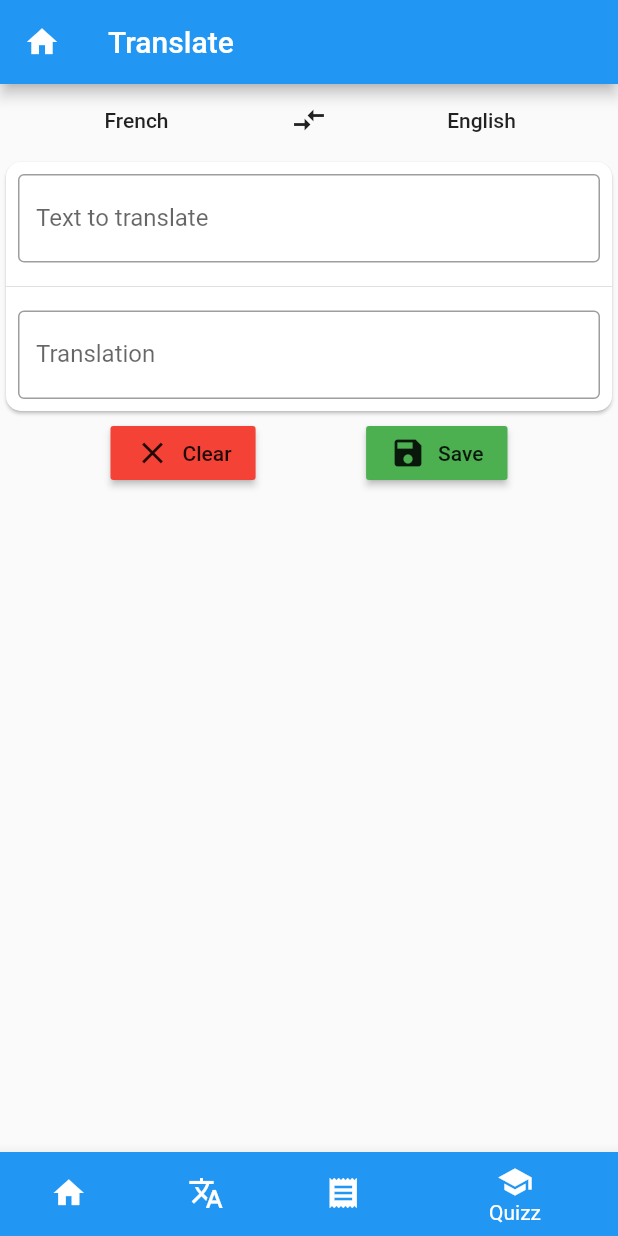
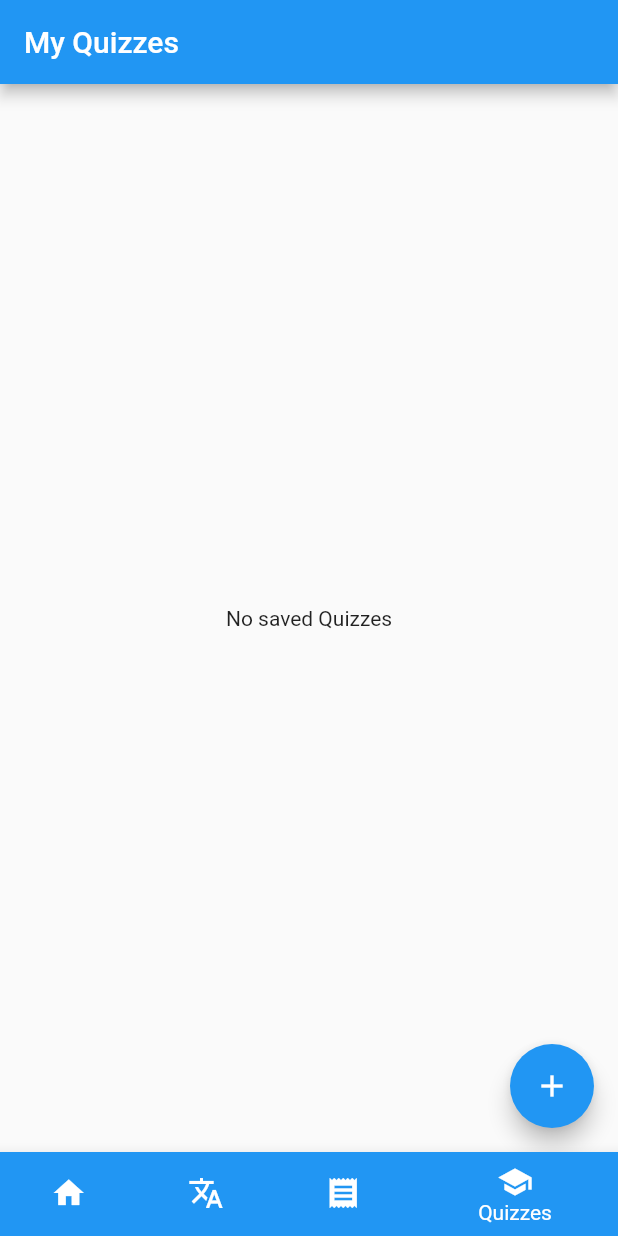
Before and after one commit to aroussie-zz/Translator, a Flutter app: the screen it shows after launch, item 4 of the bottom bar chosen, on a phone screen of 412 x 824 dp. Run offline on Flutter 3.47's test engine with Material 2 defaults, Android fonts, the phone set to English and light mode, and no system bars; our stand-ins replace shared_preferences, sqflite; missing offline and left inert: translator; accounts and stored records are empty.

Commit message:
Quizz Page: UI  (#15)
* removed FAB within HomeListPage

* First UI of the quiz question

* Cards transition is working

```diff
--- /dev/null
+++ b/lib/models/Quiz.dart
@@ -0,0 +1,46 @@
+class Quiz {
+
+  String title;
+  List<QuizQuestion> questions = [];
+
+  Quiz({this.title, this.questions});
+  Quiz.initiate({this.title});
+
+  Quiz.dummy(){
+    title = "Dummy Quiz";
+    for (int i = 0; i < 5; i++){
+      questions.add(QuizQuestion(
+          question: "Question $i",
+          answers: [
+            QuizAnswer(answer: "First answer", isRightAnswer: false),
+            QuizAnswer(answer: "second answer", isRightAnswer: false),
+            QuizAnswer(answer: "third answer", isRightAnswer: true),
+            QuizAnswer(answer: "fourth answer", isRightAnswer: false)
+          ]
+      ));
+    }
+  }
+}
+
+
+
+
+class QuizQuestion {
+
+  String question;
+  List<QuizAnswer> answers = [];
+
+  QuizQuestion({this.question, this.answers});
+
+
+}
+
+class QuizAnswer {
+
+  String answer;
+  bool isRightAnswer;
+
+  QuizAnswer({this.answer, this.isRightAnswer});
+
+
+}
--- a/lib/screens/HomePage.dart
+++ b/lib/screens/HomePage.dart
@@ -3,6 +3,7 @@ import 'package:myTranslator/screens/TranslationListPage.dart';
 import 'package:myTranslator/utilities/TabDestination.dart';
 
 import 'NotesListPage.dart';
+import 'QuizListPage.dart';
 import 'TranslatePage.dart';
 
 class HomePage extends StatefulWidget {
@@ -39,16 +40,16 @@ class _HomeState extends State<HomePage>{
         screen: TranslatePage()),
     TabDestination(
         position: 2,
-        title: 'Notes',
+        title: 'Verbs',
         icon: Icons.receipt,
         color: Colors.blue,
         screen: NotesListPage()),
     TabDestination(
         position: 3,
-        title: 'Quizz',
+        title: 'Quizzes',
         icon: Icons.school,
         color: Colors.blue,
-        screen: TranslatePage())
+        screen: QuizListPage())
   ];
 
   @override
--- a/lib/screens/NotesListPage.dart
+++ b/lib/screens/NotesListPage.dart
@@ -19,7 +19,7 @@ class _NotesListState extends State<NotesListPage> {
   var _verbTextStyle = TextStyle(fontSize: 16, fontWeight: FontWeight.normal);
   List<Verb> _verbs = [];
 
-  var _VerbPageKey = GlobalKey();
+  var _verbPageKey = GlobalKey();
 
   @override
   Widget build(BuildContext context) {
@@ -146,7 +146,7 @@ class _NotesListState extends State<NotesListPage> {
 
   void _onAddButtonClicked(BuildContext context) {
     Navigator.of(context).push(MaterialPageRoute(
-        builder: (BuildContext context) => VerbPage(_VerbPageKey)));
+        builder: (BuildContext context) => VerbPage(_verbPageKey)));
   }
 
   void _onDeleteClicked(BuildContext context, Verb verb) async {
@@ -171,7 +171,7 @@ class _NotesListState extends State<NotesListPage> {
 
   void _onEditIconClicked(BuildContext context, Verb verb) {
     Navigator.of(context).push(MaterialPageRoute(
-        builder: (BuildContext context) => VerbPage(_VerbPageKey, verb)));
+        builder: (BuildContext context) => VerbPage(_verbPageKey, verb)));
   }
 
   void _showDialog(BuildContext mainContext, Verb verb) {
--- /dev/null
+++ b/lib/screens/QuizListPage.dart
@@ -0,0 +1,36 @@
+import 'package:flutter/material.dart';
+import 'package:flutter/widgets.dart';
+import 'package:myTranslator/models/Quiz.dart';
+
+import 'QuizPage.dart';
+
+class QuizListPage extends StatefulWidget {
+  @override
+  _QuizListState createState() {
+    return _QuizListState();
+  }
+}
+
+class _QuizListState extends State<QuizListPage> {
+
+  var _quiz = Quiz.dummy();
+  final GlobalKey _key = GlobalKey();
+
+  @override
+  Widget build(BuildContext context) {
+    return Scaffold(
+      appBar: AppBar(title: Text("My Quizzes")),
+      body: SafeArea(
+          child: Center(
+        child: Text("No saved Quizzes"),
+      )),
+      floatingActionButton: FloatingActionButton(
+          child: Icon(Icons.add), onPressed: () => _onAddQuizClicked(context)),
+    );
+  }
+
+  void _onAddQuizClicked(BuildContext context) {
+    Navigator.of(context)
+        .push(MaterialPageRoute(builder: (BuildContext context) => QuizPage(key: _key, quiz: _quiz,)));
+  }
+}
```
Also changed, not shown: lib/screens/QuizPage.dart (added, +255 -0 lines), lib/screens/TranslationListPage.dart (+2 -9 lines).
